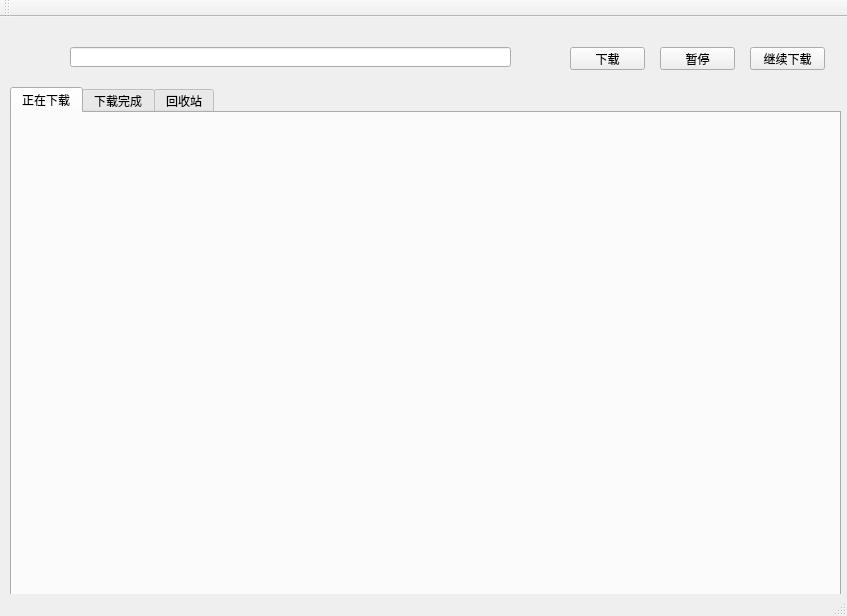
Above: version3_2--MulThread_real_MoveToThread/mainwindow.ui from BoolYing/Multi-Thread_FileDown before the change. Below: the same form after it.
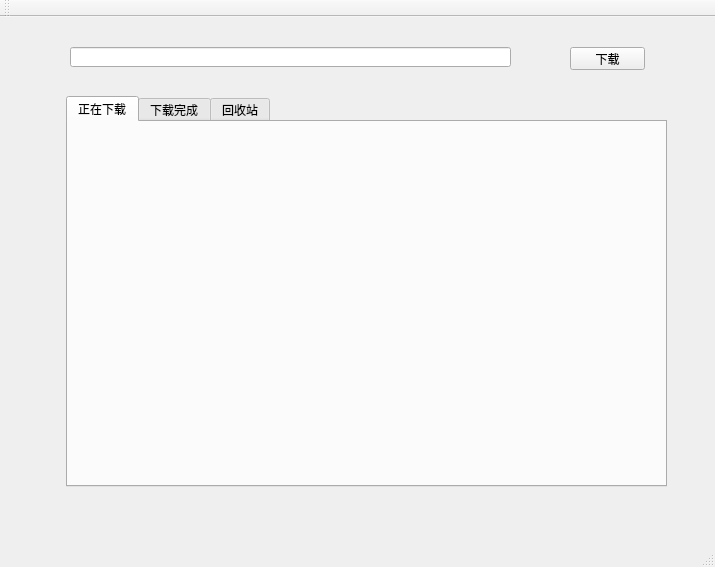
That is the form after the change.

Commit message: 完善了下载中。下载完成部分的功能，任务下载完后， 下载任务的状态栏自动从正在下载栏消失，挪到下载完成栏中。 可以在下载完成界面查看下载完的任务的信息：文件名、大小。并且可以点击按钮查看文件所在目录，并可以选择删除文件。 若文件已经被删除，则点击查看按钮无效，会提醒。

```diff
--- a/version3_2--MulThread_real_MoveToThread/mainwindow.ui
+++ b/version3_2--MulThread_real_MoveToThread/mainwindow.ui
@@ -6,8 +6,8 @@
    <rect>
     <x>0</x>
     <y>0</y>
-    <width>847</width>
-    <height>616</height>
+    <width>715</width>
+    <height>567</height>
    </rect>
   </property>
   <property name="windowTitle">
@@ -37,26 +37,13 @@
      </rect>
     </property>
    </widget>
-   <widget class="QPushButton" name="pushButton_2">
-    <property name="geometry">
-     <rect>
-      <x>660</x>
-      <y>30</y>
-      <width>75</width>
-      <height>23</height>
-     </rect>
-    </property>
-    <property name="text">
-     <string>暂停</string>
-    </property>
-   </widget>
    <widget class="QTabWidget" name="tabWidget">
     <property name="geometry">
      <rect>
-      <x>10</x>
-      <y>70</y>
-      <width>831</width>
-      <height>521</height>
+      <x>66</x>
+      <y>79</y>
+      <width>601</width>
+      <height>391</height>
      </rect>
     </property>
     <property name="currentIndex">
@@ -78,19 +65,6 @@
      </attribute>
     </widget>
    </widget>
-   <widget class="QPushButton" name="pushButton_3">
-    <property name="geometry">
-     <rect>
-      <x>750</x>
-      <y>30</y>
-      <width>75</width>
-      <height>23</height>
-     </rect>
-    </property>
-    <property name="text">
-     <string>继续下载</string>
-    </property>
-   </widget>
   </widget>
   <widget class="QMenuBar" name="menuBar">
    <property name="geometry">
```
Left out of the diff: 2 changed lines with no effect on the pictures. The commit also changes 3 other files.
